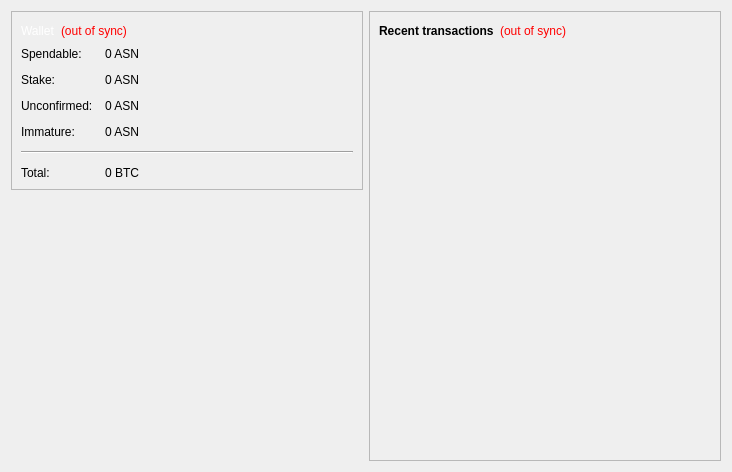
Old version of the form src/qt/forms/overviewpage.ui in the repository ascensioncoin/AscensionCoin.
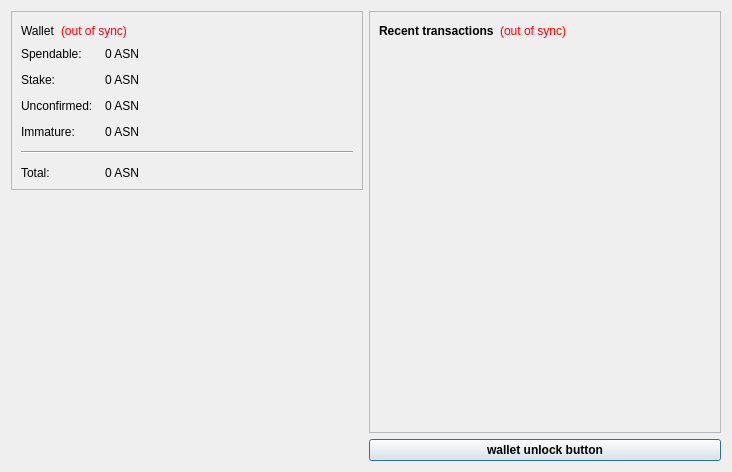
New version of the form. Icons and pictures are not drawn.

```diff
--- a/src/qt/forms/overviewpage.ui
+++ b/src/qt/forms/overviewpage.ui
@@ -13,225 +13,6 @@
   <property name="windowTitle">
    <string>Form</string>
   </property>
-  <property name="styleSheet">
-   <string notr="true">QProgressBar {
-        background-color: #333333;
-        border-radius: 6px;
-        text-align: center;
-        color: white;
-}
-
-QProgressBar::chunk {
-        background: QLinearGradient(x1: 0, y1: 0, x2: 1, y2: 0, stop: 0 #AEC6CF, stop: 1 #AEC6FF);
-        border-radius: 6px; margin: 0px;
-}
-
-QScrollArea {
-        border-radius: 6px;
-        border-width: 0;
-        border-style: none;
-        padding: 8px;
-        background-color: #111;
-        color: white;
-}
-
-QSpinBox {
-        border-radius: 4px;
-        border-width: 0;
-        border-style: none;
-        padding: 8px;
-        background-color: #111;
-        color: white;
-}
-
-QVBoxLayout {
-        border-radius: 6px;
-        border-width: 0;
-        border-style: none;
-        padding: 8px;
-        background-color: #111;
-        color: white;
-}
-
-QDialog, QMainWindow, QFrame {
-        color: white;
-        background-color: #333333;
-        border: none;
-}
-
-QMenu {
-        background-color: #333333; color: white;
-}
-
-QLabel {
-        background-color: transparent;
-}
-
-QCheckBox {
-        border-radius: 2px;
-        border-width: 0;
-        border-style: none;
-        padding: 3px;
-        background-color: #111;
-        color: white;
-}
-
-QFrame#central { background-color: #333333; border: none }
-QFrame#frame, QFrame#frame_2, QFrame#frame_3 {
-        background-color: #111;
-        border-style: plain;
-        border-width: 20px;
-        border-radius: 15px;
-        border-color: #111;
-        min-width: 10em;
-        padding: 6px;
-}
-QLabel[openExternalLinks=true], QHeaderView { color: #aaaaaa }
-QLabel[openExternalLinks=false] { color: white; font-weight: normal }
-QPushButton, QToolButton {
-        border: 4px solid #111;
-        border-radius: 7px;
-        background-color: #111;
-        color: white;
-        padding: 6px;
-        margin: 6px;
-}
-QPushButton:pressed, QToolButton:checked {
-        color: #AEC6CF;
-}
-QPushButton:pressed, QToolButton:pressed {
-        border-color: #AEC6DF;
-        color: #AEC6DF;
-}
-QPushButton:disabled, QToolButton:disabled {
-        color: #444;
-        background-color: #222;
-}
-
-
-#scrollAreaWidgetContents QToolButton {
-        border-radius: 8px;
-        border-width: 0px;
-}
-
-/* the background-color is overridden to transparent for mac os x
-   due to the entire toolbar area not being drawable in a regular
-   QMainWindow
-*/
-QToolBar { background: #333333; border: 0px solid black; padding: 3px; }
-
-QToolBar::handle { image: url(handle.png); }
-QStatusBar { background: #333333; }
-QMenuBar { background: #333333; }
-QMenuBar::item { background: #333333; color: white; }
-
-#scrollAreaWidgetContents { background: #222 }
-#scrollAreaWidgetContents &gt; QFrame { background-color: #222; border-width: 0px; border-style: none; }
-
-QLineEdit {
-        border-radius: 6px;
-        border-width: 2px;
-        border-color: #222;
-        padding: 8px;
-        background-color: #111;
-        color: white;
-}
-
-QComboBox {
-        border-radius: 6px;
-        border-width: 0;
-        border-style: none;
-        padding: 8px;
-        background-color: #111;
-        color: white;
-}
-
-QComboBox::drop-down {
-        border-width: 0;
-        border-style: none;
-        background-color: #111;
-        color: white;
-}
-
-QTableView {
-        background: #111;
-        color: white;
-        border-style: none;
-        selection-background-color: #aaaaaa;
-    alternate-background-color: #222;
-        selection-color: #111;
-        border: 0px solid black;
-}
-
-QHeaderView { color: #aaaaaa; background-color: #111; background-image: none; }
-QHeaderView::section { color: #aaaaaa; background-color: #222; }
-QHeaderView::section:checked { background-color: #111; }
-
-QTabWidget {
-        background: #111;
-}
-
- QTabWidget::pane {
-     border-top: 2px solid #111;
-     border: 4px solid #111;
-     border-bottom-left-radius: 8px;
-     border-bottom-right-radius: 8px;
-     border-top-right-radius: 8px;
-        background: #111;
- }
-
- QTabWidget::tab-bar {
-     left: 5px; /* move to the right by 5px */
- }
-
- /* Style the tab using the tab sub-control. Note that
-     it reads QTabBar _not_ QTabWidget */
- QTabBar::tab {
-     background: #111;
-     border: 4px solid #222;
-     border-bottom-color: #111; /* same as the pane color */
-     border-top-left-radius: 4px;
-     border-top-right-radius: 4px;
-     min-width: 8ex;
-     padding: 4px;
-     color: #888;
- }
-
- QTabBar::tab:selected, QTabBar::tab:hover {
-     color: #aaaaaa
- }
-
- QTabBar::tab:selected {
-     border-color: #111; /* same as pane color */
-     border-top-color: #aaaaaa;
- }
-
- QTabBar::tab:!selected {
-     margin-top: 2px; /* make non-selected tabs look smaller */
- }
-
- /* make use of negative margins for overlapping tabs */
- QTabBar::tab:selected {
-     /* expand/overlap to the left and right by 4px */
-     margin-left: -4px;
-     margin-right: -4px;
- }
-
- QTabBar::tab:first:selected {
-     margin-left: 0; /* the first selected tab has nothing to overlap with on the left */
- }
-
- QTabBar::tab:last:selected {
-     margin-right: 0; /* the last selected tab has nothing to overlap with on the right */
- }
-
- QTabBar::tab:only-one {
-     margin: 0; /* if there is only one tab, we don't want overlapping margins */
- }
-
-
-</string>
-  </property>
   <layout class="QHBoxLayout" name="horizontalLayout" stretch="0,0">
    <item>
     <layout class="QVBoxLayout" name="verticalLayout_2">
@@ -248,421 +29,6 @@
          <layout class="QHBoxLayout" name="horizontalLayout_4">
           <item>
            <widget class="QLabel" name="label_5">
-            <property name="palette">
-             <palette>
-              <active>
-               <colorrole role="WindowText">
-                <brush brushstyle="SolidPattern">
-                 <color alpha="255">
-                  <red>255</red>
-                  <green>255</green>
-                  <blue>255</blue>
-                 </color>
-                </brush>
-               </colorrole>
-               <colorrole role="Button">
-                <brush brushstyle="SolidPattern">
-                 <color alpha="0">
-                  <red>0</red>
-                  <green>0</green>
-                  <blue>0</blue>
-                 </color>
-                </brush>
-               </colorrole>
-               <colorrole role="Light">
-                <brush brushstyle="SolidPattern">
-                 <color alpha="255">
-                  <red>255</red>
-                  <green>255</green>
-                  <blue>255</blue>
-                 </color>
-                </brush>
-               </colorrole>
-               <colorrole role="Midlight">
-                <brush brushstyle="SolidPattern">
-                 <color alpha="255">
-                  <red>255</red>
-                  <green>255</green>
-                  <blue>255</blue>
-                 </color>
-                </brush>
-               </colorrole>
-               <colorrole role="Dark">
-                <brush brushstyle="SolidPattern">
-                 <color alpha="255">
-                  <red>127</red>
-                  <green>127</green>
-                  <blue>127</blue>
-                 </color>
-                </brush>
-               </colorrole>
-               <colorrole role="Mid">
-                <brush brushstyle="SolidPattern">
-                 <color alpha="255">
-                  <red>170</red>
-                  <green>170</green>
-                  <blue>170</blue>
-                 </color>
-                </brush>
-               </colorrole>
-               <colorrole role="Text">
-                <brush brushstyle="SolidPattern">
-                 <color alpha="255">
-                  <red>255</red>
-                  <green>255</green>
-                  <blue>255</blue>
-                 </color>
-                </brush>
-               </colorrole>
-               <colorrole role="BrightText">
-                <brush brushstyle="SolidPattern">
-                 <color alpha="255">
-                  <red>255</red>
-                  <green>255</green>
-                  <blue>255</blue>
-                 </color>
-                </brush>
-               </colorrole>
-               <colorrole role="ButtonText">
-                <brush brushstyle="SolidPattern">
-                 <color alpha="255">
-                  <red>255</red>
-                  <green>255</green>
-                  <blue>255</blue>
-                 </color>
-                </brush>
-               </colorrole>
-               <colorrole role="Base">
-                <brush brushstyle="SolidPattern">
-                 <color alpha="0">
-                  <red>0</red>
-                  <green>0</green>
-                  <blue>0</blue>
-                 </color>
-                </brush>
-               </colorrole>
-               <colorrole role="Window">
-                <brush brushstyle="SolidPattern">
-                 <color alpha="0">
-                  <red>0</red>
-                  <green>0</green>
-                  <blue>0</blue>
-                 </color>
-                </brush>
-               </colorrole>
-               <colorrole role="Shadow">
-                <brush brushstyle="SolidPattern">
-                 <color alpha="255">
-                  <red>0</red>
-                  <green>0</green>
-                  <blue>0</blue>
-                 </color>
-                </brush>
-               </colorrole>
-               <colorrole role="AlternateBase">
-                <brush brushstyle="SolidPattern">
-                 <color alpha="255">
-                  <red>255</red>
-                  <green>255</green>
-                  <blue>255</blue>
-                 </color>
-                </brush>
-               </colorrole>
-               <colorrole role="ToolTipBase">
-                <brush brushstyle="SolidPattern">
-                 <color alpha="255">
-                  <red>255</red>
-                  <green>255</green>
-                  <blue>220</blue>
-                 </color>
-                </brush>
-               </colorrole>
-               <colorrole role="ToolTipText">
-                <brush brushstyle="SolidPattern">
-                 <color alpha="255">
-                  <red>0</red>
-                  <green>0</green>
-                  <blue>0</blue>
-                 </color>
-                </brush>
-               </colorrole>
-              </active>
-              <inactive>
-               <colorrole role="WindowText">
-                <brush brushstyle="SolidPattern">
-                 <color alpha="255">
-                  <red>255</red>
-                  <green>255</green>
-                  <blue>255</blue>
-                 </color>
-                </brush>
-               </colorrole>
-               <colorrole role="Button">
-                <brush brushstyle="SolidPattern">
-                 <color alpha="0">
-                  <red>0</red>
-                  <green>0</green>
-                  <blue>0</blue>
-                 </color>
-                </brush>
-               </colorrole>
-               <colorrole role="Light">
-                <brush brushstyle="SolidPattern">
-                 <color alpha="255">
-                  <red>255</red>
-                  <green>255</green>
-                  <blue>255</blue>
-                 </color>
-                </brush>
-               </colorrole>
-               <colorrole role="Midlight">
-                <brush brushstyle="SolidPattern">
-                 <color alpha="255">
-                  <red>255</red>
-                  <green>255</green>
-                  <blue>255</blue>
-                 </color>
-                </brush>
-               </colorrole>
-               <colorrole role="Dark">
-                <brush brushstyle="SolidPattern">
-                 <color alpha="255">
-                  <red>127</red>
-                  <green>127</green>
-                  <blue>127</blue>
-                 </color>
-                </brush>
-               </colorrole>
-               <colorrole role="Mid">
-                <brush brushstyle="SolidPattern">
-                 <color alpha="255">
-                  <red>170</red>
-                  <green>170</green>
-                  <blue>170</blue>
-                 </color>
-                </brush>
-               </colorrole>
-               <colorrole role="Text">
-                <brush brushstyle="SolidPattern">
-                 <color alpha="255">
-                  <red>255</red>
-                  <green>255</green>
-                  <blue>255</blue>
-                 </color>
-                </brush>
-               </colorrole>
-               <colorrole role="BrightText">
-                <brush brushstyle="SolidPattern">
-                 <color alpha="255">
-                  <red>255</red>
-                  <green>255</green>
-                  <blue>255</blue>
-                 </color>
-                </brush>
-               </colorrole>
-               <colorrole role="ButtonText">
-                <brush brushstyle="SolidPattern">
-                 <color alpha="255">
-                  <red>255</red>
-                  <green>255</green>
-                  <blue>255</blue>
-                 </color>
-                </brush>
-               </colorrole>
-               <colorrole role="Base">
-                <brush brushstyle="SolidPattern">
-                 <color alpha="0">
-                  <red>0</red>
-                  <green>0</green>
-                  <blue>0</blue>
-                 </color>
-                </brush>
-               </colorrole>
-               <colorrole role="Window">
-                <brush brushstyle="SolidPattern">
-                 <color alpha="0">
-                  <red>0</red>
-                  <green>0</green>
-                  <blue>0</blue>
-                 </color>
-                </brush>
-               </colorrole>
-               <colorrole role="Shadow">
-                <brush brushstyle="SolidPattern">
-                 <color alpha="255">
-                  <red>0</red>
-                  <green>0</green>
-                  <blue>0</blue>
-                 </color>
-                </brush>
-               </colorrole>
-               <colorrole role="AlternateBase">
-                <brush brushstyle="SolidPattern">
-                 <color alpha="255">
-                  <red>255</red>
-                  <green>255</green>
-                  <blue>255</blue>
-                 </color>
-                </brush>
-               </colorrole>
-               <colorrole role="ToolTipBase">
-                <brush brushstyle="SolidPattern">
-                 <color alpha="255">
-                  <red>255</red>
-                  <green>255</green>
-                  <blue>220</blue>
-                 </color>
-                </brush>
-               </colorrole>
-               <colorrole role="ToolTipText">
-                <brush brushstyle="SolidPattern">
-                 <color alpha="255">
-                  <red>0</red>
-                  <green>0</green>
-                  <blue>0</blue>
-                 </color>
-                </brush>
-               </colorrole>
-              </inactive>
-              <disabled>
-               <colorrole role="WindowText">
-                <brush brushstyle="SolidPattern">
-                 <color alpha="255">
-                  <red>255</red>
-                  <green>255</green>
-                  <blue>255</blue>
-                 </color>
-                </brush>
-               </colorrole>
-               <colorrole role="Button">
-                <brush brushstyle="SolidPattern">
-                 <color alpha="0">
-                  <red>0</red>
-                  <green>0</green>
-                  <blue>0</blue>
-                 </color>
-                </brush>
-               </colorrole>
-               <colorrole role="Light">
-                <brush brushstyle="SolidPattern">
-                 <color alpha="255">
-                  <red>255</red>
-                  <green>255</green>
-                  <blue>255</blue>
-                 </color>
-                </brush>
-               </colorrole>
-               <colorrole role="Midlight">
-                <brush brushstyle="SolidPattern">
-                 <color alpha="255">
-                  <red>255</red>
-                  <green>255</green>
-                  <blue>255</blue>
-                 </color>
-                </brush>
-               </colorrole>
-               <colorrole role="Dark">
-                <brush brushstyle="SolidPattern">
-                 <color alpha="255">
-                  <red>127</red>
-                  <green>127</green>
-                  <blue>127</blue>
-                 </color>
-                </brush>
-               </colorrole>
-               <colorrole role="Mid">
-                <brush brushstyle="SolidPattern">
-                 <color alpha="255">
-                  <red>170</red>
-                  <green>170</green>
-                  <blue>170</blue>
-                 </color>
-                </brush>
-               </colorrole>
-               <colorrole role="Text">
-                <brush brushstyle="SolidPattern">
-                 <color alpha="255">
-                  <red>255</red>
-                  <green>255</green>
-                  <blue>255</blue>
-                 </color>
-                </brush>
-               </colorrole>
-               <colorrole role="BrightText">
-                <brush brushstyle="SolidPattern">
-                 <color alpha="255">
-                  <red>255</red>
-                  <green>255</green>
-                  <blue>255</blue>
-                 </color>
-                </brush>
-               </colorrole>
-               <colorrole role="ButtonText">
-                <brush brushstyle="SolidPattern">
-                 <color alpha="255">
-                  <red>255</red>
-                  <green>255</green>
-                  <blue>255</blue>
-                 </color>
-                </brush>
-               </colorrole>
-               <colorrole role="Base">
-                <brush brushstyle="SolidPattern">
-                 <color alpha="0">
-                  <red>0</red>
-                  <green>0</green>
-                  <blue>0</blue>
-                 </color>
-                </brush>
-               </colorrole>
-               <colorrole role="Window">
-                <brush brushstyle="SolidPattern">
-                 <color alpha="0">
-                  <red>0</red>
-                  <green>0</green>
-                  <blue>0</blue>
-                 </color>
-                </brush>
-               </colorrole>
-               <colorrole role="Shadow">
-                <brush brushstyle="SolidPattern">
-                 <color alpha="255">
-                  <red>0</red>
-                  <green>0</green>
-                  <blue>0</blue>
-                 </color>
-                </brush>
-               </colorrole>
-               <colorrole role="AlternateBase">
-                <brush brushstyle="SolidPattern">
-                 <color alpha="255">
-                  <red>255</red>
-                  <green>255</green>
-                  <blue>255</blue>
-                 </color>
-                </brush>
-               </colorrole>
-               <colorrole role="ToolTipBase">
-                <brush brushstyle="SolidPattern">
-                 <color alpha="255">
-                  <red>255</red>
-                  <green>255</green>
-                  <blue>220</blue>
-                 </color>
-                </brush>
-               </colorrole>
-               <colorrole role="ToolTipText">
-                <brush brushstyle="SolidPattern">
-                 <color alpha="255">
-                  <red>0</red>
-                  <green>0</green>
-                  <blue>0</blue>
-                 </color>
-                </brush>
-               </colorrole>
-              </disabled>
-             </palette>
-            </property>
             <property name="font">
              <font>
               <weight>50</weight>
@@ -858,7 +224,7 @@
              <string>Your current total balance</string>
             </property>
             <property name="text">
-             <string notr="true">0 BTC</string>
+             <string notr="true">0 ASN</string>
             </property>
             <property name="textInteractionFlags">
              <set>Qt::LinksAccessibleByMouse|Qt::TextSelectableByKeyboard|Qt::TextSelectableByMouse</set>
@@ -971,6 +337,46 @@
        </layout>
       </widget>
      </item>
+     <item>
+      <widget class="QPushButton" name="unlockWalletButton">
+       <property name="sizePolicy">
+        <sizepolicy hsizetype="Minimum" vsizetype="Fixed">
+         <horstretch>0</horstretch>
+         <verstretch>0</verstretch>
+        </sizepolicy>
+       </property>
+       <property name="maximumSize">
+        <size>
+         <width>16777214</width>
+         <height>16777214</height>
+        </size>
+       </property>
+       <property name="font">
+        <font>
+         <weight>75</weight>
+         <bold>true</bold>
+        </font>
+       </property>
+       <property name="toolTip">
+        <string/>
+       </property>
+       <property name="text">
+        <string>wallet unlock button</string>
+       </property>
+       <property name="checkable">
+        <bool>false</bool>
+       </property>
+       <property name="autoDefault">
+        <bool>false</bool>
+       </property>
+       <property name="default">
+        <bool>true</bool>
+       </property>
+       <property name="flat">
+        <bool>false</bool>
+       </property>
+      </widget>
+     </item>
     </layout>
    </item>
   </layout>
```
Left out of the diff: 17 changed lines with no effect on the pictures.
